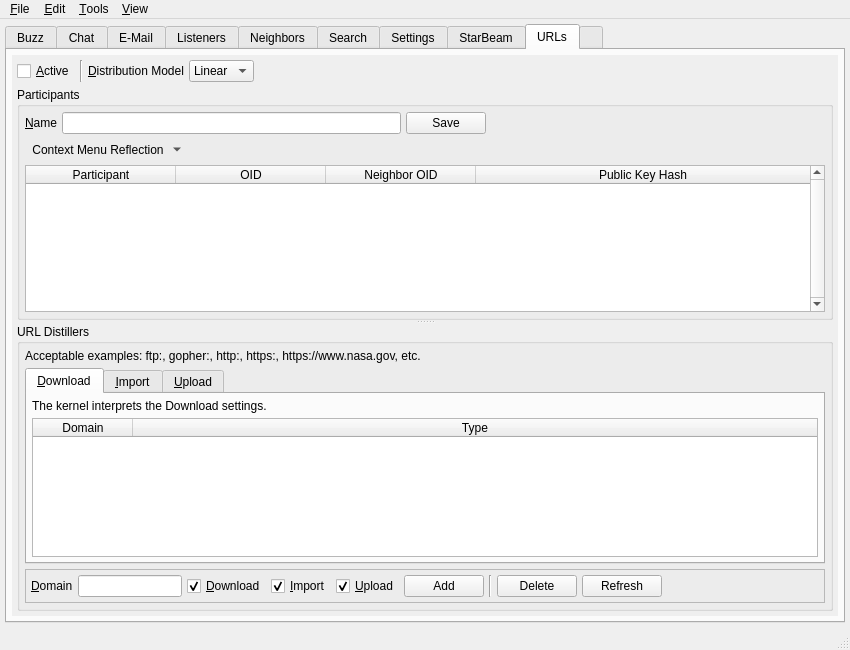
The window that branches/trunk/UI/spot-on-controlcenter.ui (textbrowser/spot-on) describes before a commit, drawn with Qt 5.
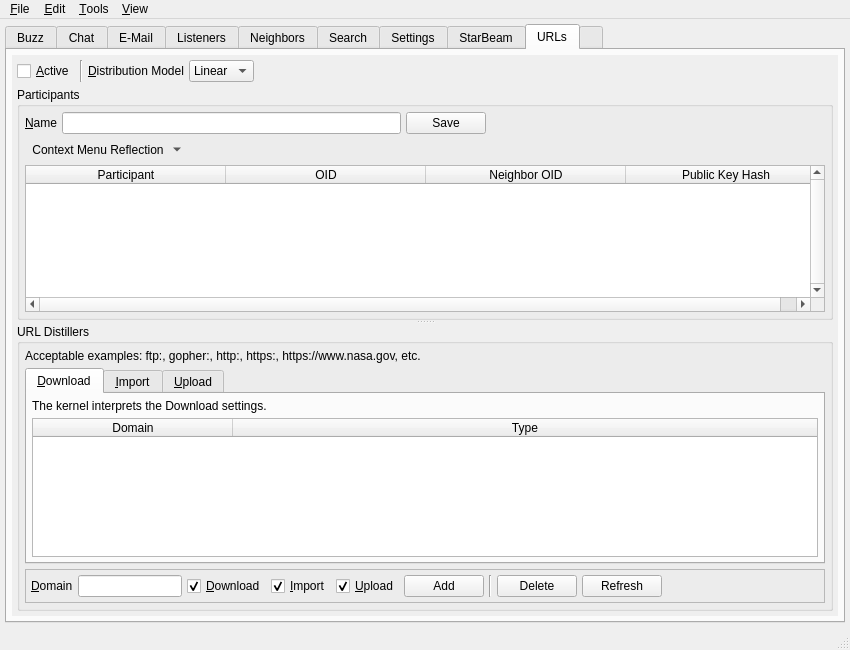
The same window after the commit. The open tabs and pages were chosen to show the change. Icons and pictures are not drawn. Custom widgets are drawn as their Qt base class.

Commit message: New column widths.

Diff of the .ui file:
```diff
--- a/branches/trunk/UI/spot-on-controlcenter.ui
+++ b/branches/trunk/UI/spot-on-controlcenter.ui
@@ -7958,8 +7958,8 @@
             <rect>
              <x>0</x>
              <y>0</y>
-             <width>826</width>
-             <height>555</height>
+             <width>824</width>
+             <height>557</height>
             </rect>
            </property>
            <layout class="QVBoxLayout" name="verticalLayout_58">
@@ -8163,7 +8163,7 @@
                    <bool>true</bool>
                   </property>
                   <attribute name="horizontalHeaderDefaultSectionSize">
-                   <number>150</number>
+                   <number>200</number>
                   </attribute>
                   <attribute name="horizontalHeaderStretchLastSection">
                    <bool>true</bool>
@@ -8274,6 +8274,9 @@
                       <property name="horizontalScrollMode">
                        <enum>QAbstractItemView::ScrollPerPixel</enum>
                       </property>
+                      <attribute name="horizontalHeaderDefaultSectionSize">
+                       <number>200</number>
+                      </attribute>
                       <attribute name="horizontalHeaderStretchLastSection">
                        <bool>true</bool>
                       </attribute>
```
Left out of the diff: 75 changed lines with no effect on the pictures. The commit also changes 2 other files.
